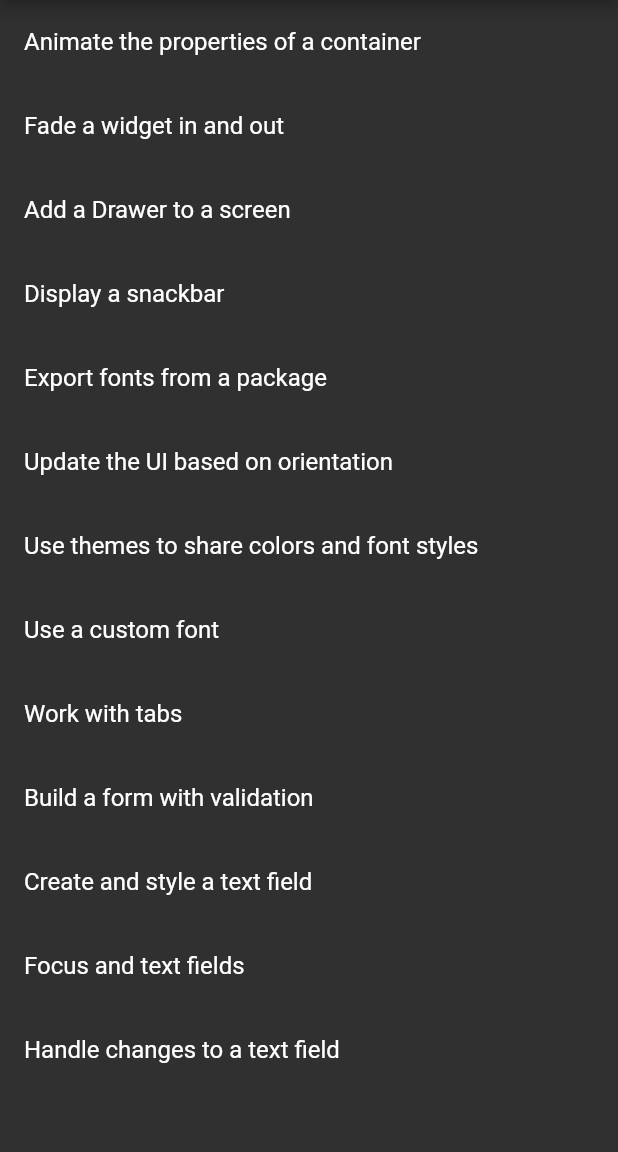
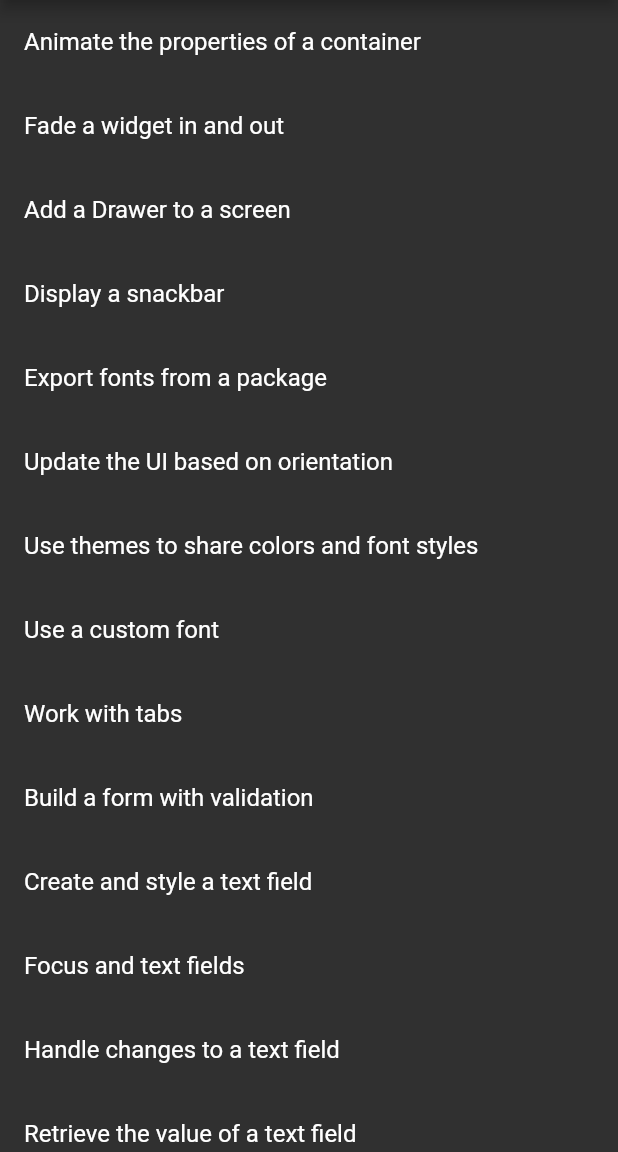
Before and after one commit to xrr2016/flutter-cookbook, a Flutter app: the screen it shows after launch, on a phone screen of 412 x 824 dp, the part 84-1236 px from its top. Run offline on Flutter 3.47's test engine with Material 2 defaults, Android fonts, the phone set to English and light mode, and no system bars; Roboto replaces fonts that are missing (Montserrat).

Commit message:
feat: retrieve text page

```diff
--- a/lib/cookbooks.dart
+++ b/lib/cookbooks.dart
@@ -11,6 +11,7 @@ import 'package:flutter_cookbook/design/update_ui_%20orientation_page.dart';
 import 'package:flutter_cookbook/forms/focus_text_page.dart';
 import 'package:flutter_cookbook/forms/form_page.dart';
 import 'package:flutter_cookbook/forms/handle_change_page.dart';
+import 'package:flutter_cookbook/forms/retrive_text_page.dart';
 import 'package:flutter_cookbook/forms/text_field_page.dart';
 
 class CookBooks extends StatelessWidget {
@@ -20,9 +21,10 @@ class CookBooks extends StatelessWidget {
       appBar: AppBar(
         title: Text('Cook Books'),
       ),
-      body: Padding(
-        padding: const EdgeInsets.only(bottom: 50),
-        child: ListView(
+      body: ListView(
+        children: <Widget>[
+          Padding(
+            child: Column(
               children: <Widget>[
                 ListTile(
                   title: Text('Animate the properties of a container'),
@@ -167,8 +169,22 @@ class CookBooks extends StatelessWidget {
                     );
                   },
                 ),
+                ListTile(
+                  title: Text('Retrieve the value of a text field'),
+                  onTap: () {
+                    Navigator.push(
+                      context,
+                      MaterialPageRoute(
+                        builder: (context) => RetrieveTextPage(),
+                      ),
+                    );
+                  },
+                ),
               ],
             ),
+            padding: EdgeInsets.only(bottom: 50),
+          ),
+        ],
       ),
     );
   }
```
Also changed, not shown: lib/forms/retrive_text_page.dart (added, +47 -0 lines). Lines whose indentation alone changed are shown as unchanged.
